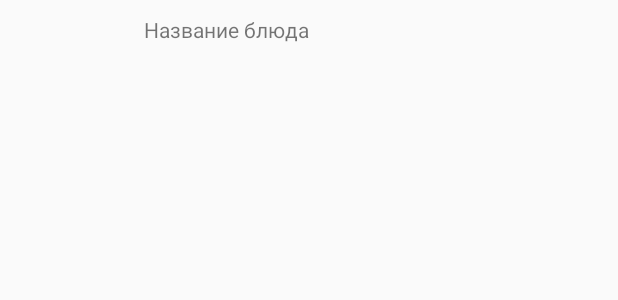
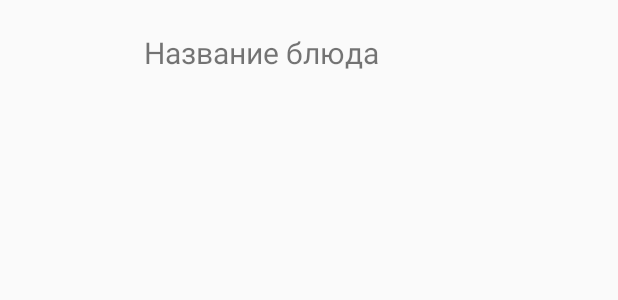
Before and after one commit to Anton9kin/Dishes, an Android app: the layout list_dish.xml on its own in the app's theme, with its tools: preview values and no code run, on a phone screen of 412 x 824 dp. Shown: the top 300 px of the screen. Run offline under Robolectric (Android 15) with nearby library versions, the phone set to English and light mode, and no system bars.

Commit message:
1) Refactored list_dish.xml 2) Show info about dish in Toast message

```diff
--- a/app/src/main/res/layout/list_dish.xml
+++ b/app/src/main/res/layout/list_dish.xml
@@ -7,22 +7,24 @@
     android:padding="10dp">
 
     <ImageView
+        android:contentDescription="@string/default_image_dish"
         android:id="@+id/dish_image"
         android:layout_width="70dp"
         android:layout_height="50dp"
-        android:layout_marginRight="16dp"
         android:layout_marginEnd="16dp"
         />
 
     <LinearLayout
         android:layout_width="match_parent"
-        android:layout_height="wrap_content">
+        android:layout_height="match_parent">
 
         <TextView
             android:id="@+id/dish_name"
             android:layout_width="wrap_content"
-            android:layout_height="wrap_content"
-            android:text="Название блюда"/>
+            android:layout_height="match_parent"
+            android:gravity="start|center"
+            android:text="@string/default_name_dish"
+            android:textSize="20sp" />
 
     </LinearLayout>
 
--- a/app/src/main/res/values/strings.xml
+++ b/app/src/main/res/values/strings.xml
@@ -6,4 +6,6 @@
     <string name="nav_header_subtitle">Надины рецепты</string>
     <string name="nav_header_desc">Navigation header</string>
     <string name="action_settings">Настройки</string>
+    <string name="default_name_dish">Название блюда</string>
+    <string name="default_image_dish">Изображение блюда</string>
 </resources>
```
Also changed, not shown: app/src/main/java/com/example/devyatkin/dishes/MainActivity.java (+8 -8 lines).
